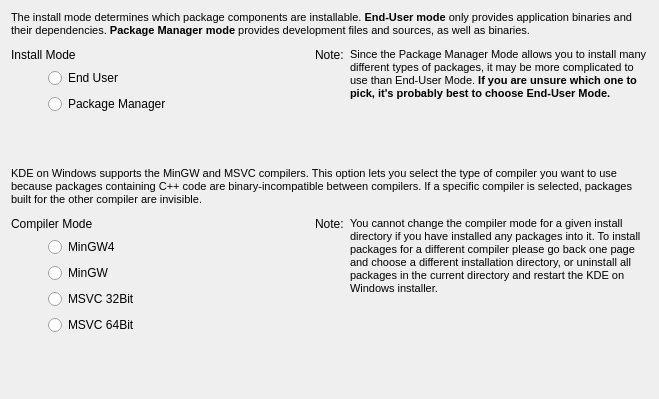
KDE/kdewin-installer, file gui/usercompilermodepage.ui: the form before one commit.
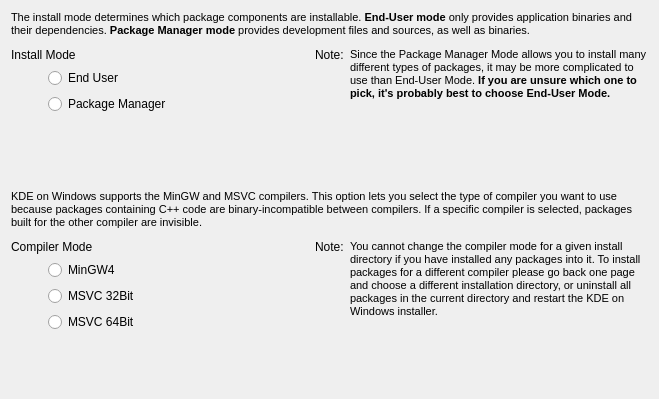
The form after the commit.

Commit message: take out mingw 3 option, as we do not build for it anymore

```diff
--- a/gui/usercompilermodepage.ui
+++ b/gui/usercompilermodepage.ui
@@ -260,13 +260,6 @@
            </property>
           </widget>
          </item>
-         <item>
-          <widget class="QRadioButton" name="compilerMinGW">
-           <property name="text">
-            <string>MinGW</string>
-           </property>
-          </widget>
-         </item>
          <item>
           <widget class="QRadioButton" name="compilerMSVC">
            <property name="text">
```
Lines whose indentation alone changed are shown as unchanged. The commit also changes 1 other file.
